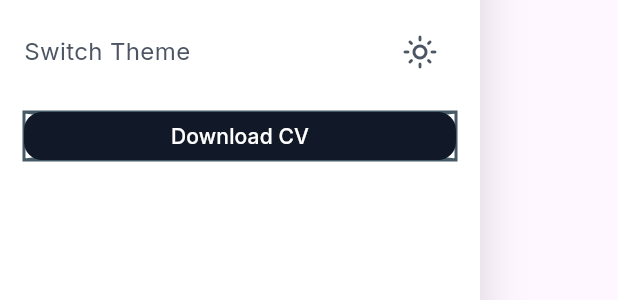
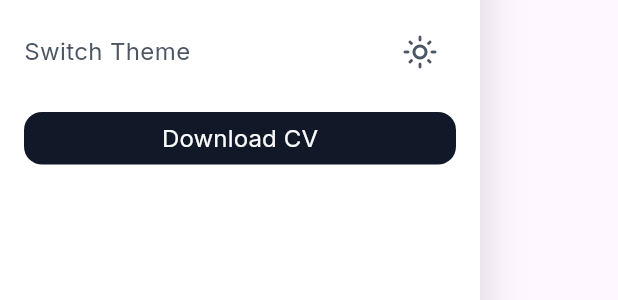
Before and after one commit to NguyenMinhTam-Developer/My-Profile, a Flutter app: the Menu widget shown alone on an empty page, opened directly, on a phone screen of 412 x 824 dp. Shown: the part 353-653 px from the top of the screen. Run offline on Flutter 3.47's test engine with Material 3 defaults, Android fonts, the phone set to English and light mode, and no system bars; our stand-ins replace flutter_svg, get, google_fonts; network calls fail.

Commit message:
Testing with theme changing

```diff
--- /dev/null
+++ b/lib/app/global/components/button.dart
@@ -0,0 +1,51 @@
+import 'package:flutter/material.dart';
+import 'package:my_profile/configs/themes/themes.dart';
+import 'package:my_profile/configs/themes/typography.dart';
+
+import '../../../configs/themes/colors.dart';
+
+class Button extends StatelessWidget {
+  const Button({
+    super.key,
+    required this.onPressed,
+    required this.label,
+  });
+
+  final String label;
+  final Function()? onPressed;
+
+  @override
+  Widget build(BuildContext context) {
+    return FilledButton(
+      onPressed: onPressed,
+      style: ButtonStyle(
+        minimumSize: const MaterialStatePropertyAll(Size.zero),
+        tapTargetSize: MaterialTapTargetSize.shrinkWrap,
+        shape: MaterialStatePropertyAll(RoundedRectangleBorder(borderRadius: BorderRadius.circular(12))),
+        padding: const MaterialStatePropertyAll(EdgeInsets.symmetric(horizontal: 16, vertical: 6)),
+        backgroundColor: MaterialStateProperty.resolveWith(
+          (states) {
+            if (states.contains(MaterialState.pressed)) {
+              return AppColors.grayLight.shade800;
+            }
+
+            if (states.contains(MaterialState.hovered)) {
+              return AppColors.grayLight.shade700;
+            }
+
+            return AppColors.grayLight.shade900;
+          },
+        ),
+      ),
+      child: Text(
+        label,
+        style: AppTypography.body2Normal.copyWith(
+          color: AppThemes.when(
+            lightMode: AppColors.grayLight.shade50,
+            darkMode: AppColors.grayDark.shade50,
+          ),
+        ),
+      ),
+    );
+  }
+}
--- a/lib/app/global/components/menu.dart
+++ b/lib/app/global/components/menu.dart
@@ -1,4 +1,6 @@
 import 'package:flutter/material.dart';
+import 'package:get/get.dart';
+import 'package:my_profile/app/global/components/button.dart';
 import 'package:my_profile/app/global/components/menu_link.dart';
 import 'package:my_profile/configs/themes/colors.dart';
 import 'package:my_profile/configs/themes/drop_shadows.dart';
@@ -87,17 +89,22 @@ class Menu extends StatelessWidget {
                         ),
                       ),
                       IconButton(
-                        onPressed: () {},
-                        icon: Icon(AppThemes.when(lightMode: Icons.light_mode_outlined, darkMode: Icons.dark_mode_outlined)),
+                        onPressed: () {
+                          Get.changeThemeMode(Get.isDarkMode ? ThemeMode.light : ThemeMode.dark);
+                        },
+                        icon: Icon(
+                          AppThemes.when(
+                            lightMode: Icons.light_mode_outlined,
+                            darkMode: Icons.dark_mode_outlined,
+                          ),
+                        ),
                       ),
                     ],
                   ),
                   const SizedBox(height: 16),
-                  Placeholder(
-                    child: FilledButton(
-                      onPressed: () {},
-                      child: const Text("Download CV"),
-                    ),
+                  Button(
+                    onPressed: () {},
+                    label: "Download CV",
                   ),
                 ],
               ),
--- a/lib/configs/themes/themes.dart
+++ b/lib/configs/themes/themes.dart
@@ -5,36 +5,16 @@ import 'colors.dart';
 import 'typography.dart';
 
 class AppThemes {
-  static final lightTheme = ThemeData(
+  static final lightTheme = ThemeData.light().copyWith(
     textTheme: AppTypography().lightTextTheme,
     iconTheme: IconThemeData(color: AppColors.grayLight.shade600),
     dividerTheme: DividerThemeData(space: 1, color: AppColors.grayLight.shade100, thickness: 1),
-    filledButtonTheme: FilledButtonThemeData(
-      style: ButtonStyle(
-        minimumSize: const MaterialStatePropertyAll(Size.zero),
-        tapTargetSize: MaterialTapTargetSize.shrinkWrap,
-        shape: MaterialStatePropertyAll(RoundedRectangleBorder(borderRadius: BorderRadius.circular(12))),
-        padding: const MaterialStatePropertyAll(EdgeInsets.symmetric(horizontal: 16, vertical: 6)),
-        backgroundColor: MaterialStateProperty.resolveWith(
-          (states) {
-            if (states.contains(MaterialState.pressed)) {
-              return AppColors.grayLight.shade800;
-            }
-
-            if (states.contains(MaterialState.hovered)) {
-              return AppColors.grayLight.shade700;
-            }
-
-            return AppColors.grayLight.shade900;
-          },
-        ),
-      ),
-    ),
   );
 
-  static final darkTheme = ThemeData(
+  static final darkTheme = ThemeData.dark().copyWith(
     textTheme: AppTypography().darkTextTheme,
     iconTheme: IconThemeData(color: AppColors.grayDark.shade600),
+    dividerTheme: DividerThemeData(space: 1, color: AppColors.grayDark.shade100, thickness: 1),
   );
 
   static T when<T>({
--- a/lib/main.dart
+++ b/lib/main.dart
@@ -30,6 +30,7 @@ class _MyAppState extends State<MyApp> {
       child: GetMaterialApp(
         title: 'My Profile',
         theme: AppThemes.lightTheme,
+        darkTheme: AppThemes.darkTheme,
         getPages: AppPage.pages,
         initialRoute: AppRoutes.home,
       ),
```
Also changed, not shown: lib/app/global/components/social_media_icon.dart (+6 -5 lines).
